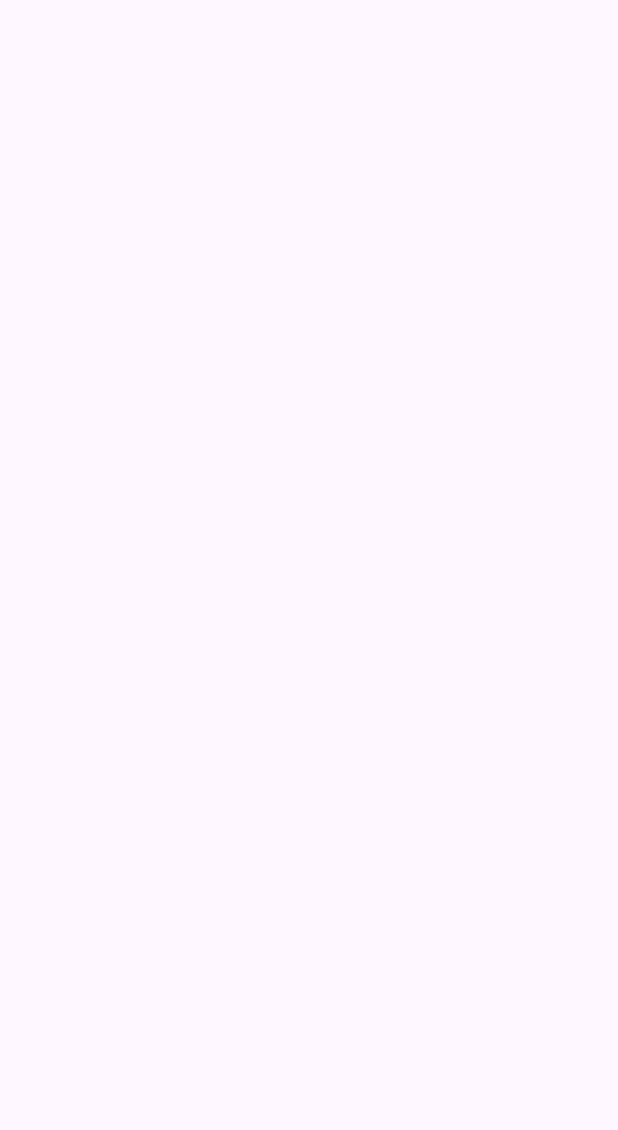
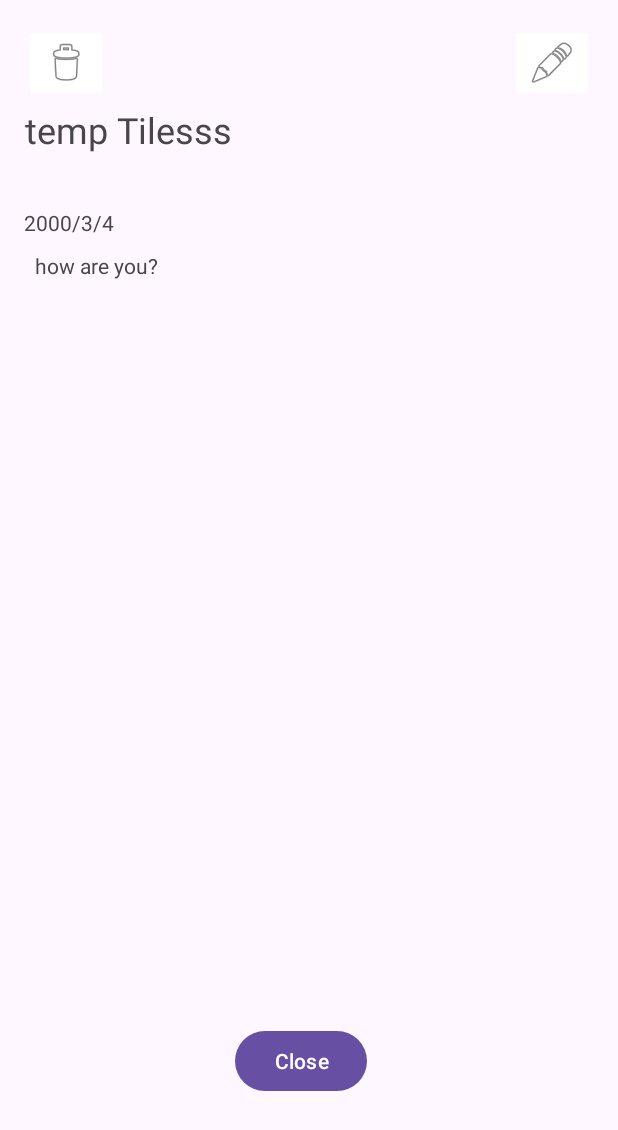
Before and after one commit to Tharindu37/Notepad, an Android app: the Display screen opened directly, with no data from a screen before it, on a phone screen of 412 x 824 dp. Before the commit the part shown is empty. Shown: the top 1130 px of the screen. Run offline under Robolectric (Android 15) with nearby library versions, the phone set to English and light mode, and no system bars.

Commit message:
add CRUD operations

```diff
--- a/app/src/main/java/com/example/notepad/Display.java
+++ b/app/src/main/java/com/example/notepad/Display.java
@@ -1,13 +1,66 @@
 package com.example.notepad;
 
 import androidx.appcompat.app.AppCompatActivity;
+
+import android.content.Intent;
 import android.os.Bundle;
+import android.view.View;
+import android.widget.Button;
+import android.widget.ImageButton;
+import android.widget.TextView;
+
+import com.example.notepad.model.Note;
 
 public class Display extends AppCompatActivity {
 
+    private TextView title;
+    private TextView date;
+    private TextView description;
+    private ImageButton delete;
+    private ImageButton edit;
+    private Button close;
+
+    DbHandler dbHandler;
     @Override
     protected void onCreate(Bundle savedInstanceState) {
         super.onCreate(savedInstanceState);
         setContentView(R.layout.activity_display);
+        dbHandler=new DbHandler(this);
+
+        title=findViewById(R.id.txtDisplayTitle);
+        date=findViewById(R.id.txtDisplayDate);
+        description=findViewById(R.id.txtDisplayNote);
+        delete=findViewById(R.id.btnDeleteNote);
+        edit=findViewById(R.id.btnEdintNote);
+
+        Intent intent = getIntent();
+        if (intent.hasExtra("NOTE_ID")){
+            int id=intent.getIntExtra("NOTE_ID",-1);
+
+            Note note=dbHandler.getSingleNote(id);
+            title.setText(note.getTitle());
+            date.setText(note.getDate());
+            description.setText(note.getNote());
+        }
+
+        delete.setOnClickListener(new View.OnClickListener() {
+            @Override
+            public void onClick(View v) {
+                int id=intent.getIntExtra("NOTE_ID",-1);
+                dbHandler.deleteNote(id);
+                Intent intent1=new Intent(getApplicationContext(),Notes.class);
+                startActivity(intent1);
+            }
+        });
+
+        edit.setOnClickListener(new View.OnClickListener() {
+            @Override
+            public void onClick(View v) {
+                int id=intent.getIntExtra("NOTE_ID",-1);
+                Intent intent2=new Intent(getApplicationContext(), Edit.class);
+                intent2.putExtra("NOTE_ID",id);
+                startActivity(intent2);
+            }
+        });
     }
 }
--- a/app/src/main/res/layout/activity_display.xml
+++ b/app/src/main/res/layout/activity_display.xml
@@ -7,4 +7,76 @@
     android:layout_height="match_parent"
     tools:context=".Display">
 
-  </androidx.constraintlayout.widget.ConstraintLayout>
+  <TextView
+      android:id="@+id/txtDisplayTitle"
+      android:layout_width="379dp"
+      android:layout_height="63dp"
+      android:layout_marginStart="16dp"
+      android:layout_marginTop="70dp"
+      android:layout_marginEnd="16dp"
+      android:text="temp Tilesss"
+      android:textSize="24sp"
+      app:layout_constraintEnd_toEndOf="parent"
+      app:layout_constraintStart_toStartOf="parent"
+      app:layout_constraintTop_toTopOf="parent" />
+
+  <TextView
+      android:id="@+id/txtDisplayDate"
+      android:layout_width="wrap_content"
+      android:layout_height="wrap_content"
+      android:layout_marginStart="16dp"
+      android:layout_marginTop="5dp"
+      android:text="2000/3/4"
+      app:layout_constraintStart_toStartOf="parent"
+      app:layout_constraintTop_toBottomOf="@+id/txtDisplayTitle" />
+
+  <TextView
+      android:id="@+id/txtDisplayNote"
+      android:layout_width="366dp"
+      android:layout_height="496dp"
+      android:layout_marginStart="16dp"
+      android:layout_marginTop="9dp"
+      android:layout_marginEnd="16dp"
+      android:text="how are you?"
+      app:layout_constraintEnd_toEndOf="parent"
+      app:layout_constraintStart_toStartOf="parent"
+      app:layout_constraintTop_toBottomOf="@+id/txtDisplayDate" />
+
+  <ImageButton
+      android:id="@+id/btnEdintNote"
+      android:layout_width="wrap_content"
+      android:layout_height="wrap_content"
+      android:layout_marginStart="340dp"
+      android:layout_marginTop="16dp"
+      android:layout_marginEnd="16dp"
+      android:backgroundTint="#FFFFFF"
+      app:layout_constraintEnd_toEndOf="parent"
+      app:layout_constraintStart_toStartOf="parent"
+      app:layout_constraintTop_toTopOf="parent"
+      app:srcCompat="@android:drawable/ic_menu_edit" />
+
+  <ImageButton
+      android:id="@+id/btnDeleteNote"
+      android:layout_width="wrap_content"
+      android:layout_height="wrap_content"
+      android:layout_marginStart="16dp"
+      android:layout_marginTop="16dp"
+      android:backgroundTint="#FFFFFF"
+      app:layout_constraintStart_toStartOf="parent"
+      app:layout_constraintTop_toTopOf="parent"
+      app:srcCompat="@android:drawable/ic_menu_delete" />
+
+  <Button
+      android:id="@+id/btnCloseNote"
+      android:layout_width="wrap_content"
+      android:layout_height="wrap_content"
+      android:layout_marginStart="153dp"
+      android:layout_marginTop="20dp"
+      android:layout_marginEnd="167dp"
+      android:text="Close"
+      app:layout_constraintEnd_toEndOf="parent"
+      app:layout_constraintHorizontal_bias="1.0"
+      app:layout_constraintStart_toStartOf="parent"
+      app:layout_constraintTop_toBottomOf="@+id/txtDisplayNote" />
+
+</androidx.constraintlayout.widget.ConstraintLayout>
```
Also changed, not shown: app/src/main/java/com/example/notepad/DbHandler.java (+38 -0 lines), app/src/main/java/com/example/notepad/Edit.java (+39 -0 lines), app/src/main/java/com/example/notepad/Notes.java (+11 -9 lines), app/src/main/java/com/example/notepad/SelectListener.java (added, +7 -0 lines), app/src/main/java/com/example/notepad/adapter/NoteAdapter.java (+14 -1 lines).
